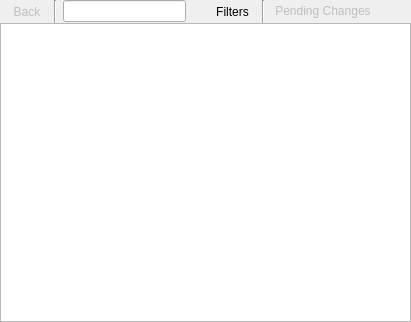
Qt form ApperKCM/ApperKCM.ui (KDE/apper) before a commit.
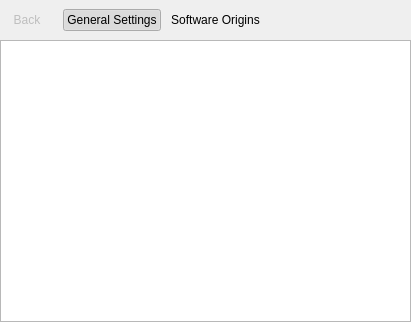
The same form after that commit. The open tabs and pages were chosen to show the change. Custom widgets are drawn as their Qt base class.

Commit message:
Adjust layout of Apper settings page
The layout is now more in line with the general Apper design,
it also doesn't look too different compared with other KDE
applications.

Patch:
```diff
--- a/ApperKCM/ApperKCM.ui
+++ b/ApperKCM/ApperKCM.ui
@@ -256,7 +256,62 @@
        </item>
       </layout>
      </widget>
-     <widget class="QWidget" name="page">
+     <widget class="QWidget" name="settingsPage">
+      <layout class="QHBoxLayout" name="horizontalLayout_4">
+       <item>
+        <widget class="QPushButton" name="generalSettingsPB">
+         <property name="text">
+          <string>General Settings</string>
+         </property>
+         <property name="checkable">
+          <bool>true</bool>
+         </property>
+         <property name="checked">
+          <bool>true</bool>
+         </property>
+         <property name="autoExclusive">
+          <bool>true</bool>
+         </property>
+         <property name="flat">
+          <bool>true</bool>
+         </property>
+        </widget>
+       </item>
+       <item>
+        <widget class="QPushButton" name="repoSettingsPB">
+         <property name="text">
+          <string>Software Origins</string>
+         </property>
+         <property name="checkable">
+          <bool>true</bool>
+         </property>
+         <property name="checked">
+          <bool>false</bool>
+         </property>
+         <property name="autoExclusive">
+          <bool>true</bool>
+         </property>
+         <property name="flat">
+          <bool>true</bool>
+         </property>
+        </widget>
+       </item>
+       <item>
+        <spacer name="horizontalSpacer_2">
+         <property name="orientation">
+          <enum>Qt::Horizontal</enum>
+         </property>
+         <property name="sizeHint" stdset="0">
+          <size>
+           <width>40</width>
+           <height>20</height>
+          </size>
+         </property>
+        </spacer>
+       </item>
+      </layout>
+     </widget>
+     <widget class="QWidget" name="titlePage">
       <layout class="QHBoxLayout" name="horizontalLayout_3">
        <property name="margin">
         <number>0</number>
```
Left out of the diff: 142 changed lines with no effect on the pictures. The commit also changes 5 other files.
